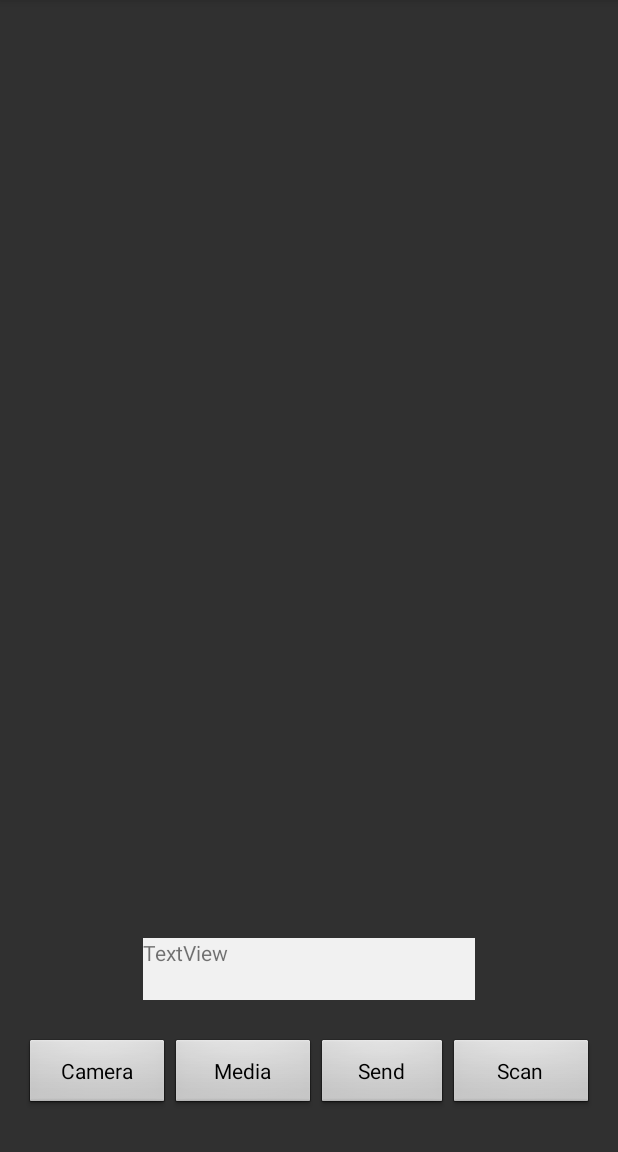
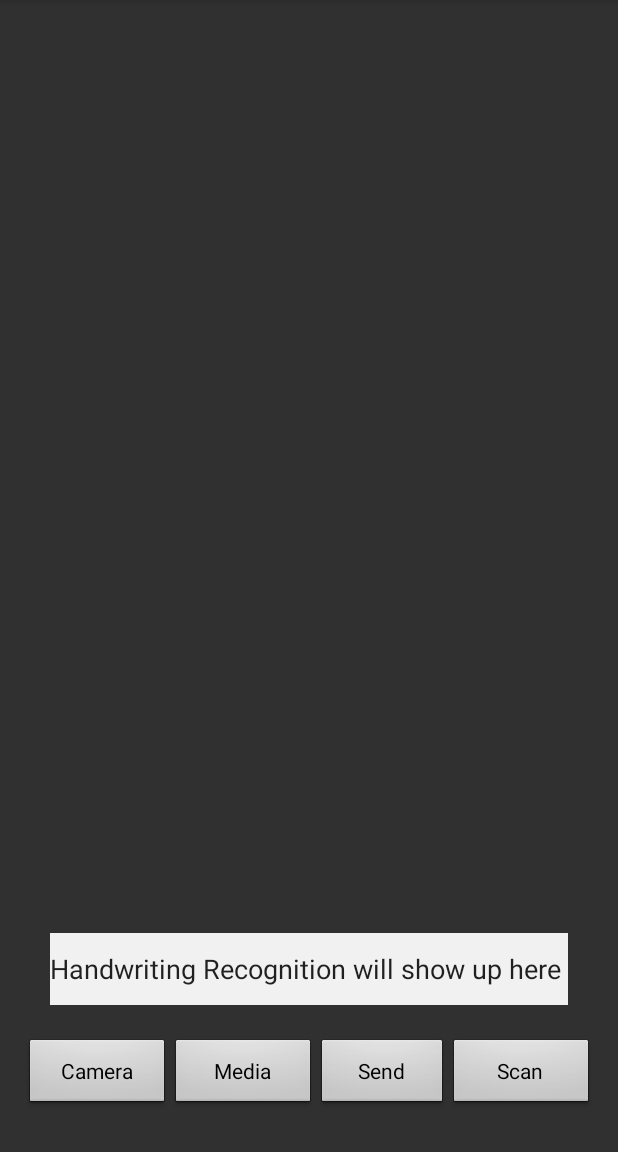
Before and after one commit to ViralNotPrasad/Supremus_HCR, an Android app: the screen it shows after launch (MainActivity), on a phone screen of 412 x 824 dp, the part 84-1236 px from its top. Run offline under Robolectric (Android 15) with nearby library versions, the phone set to English and light mode, and no system bars.

Commit message:
Added EV to Copy Transcription, Figure our Word Wrap later?

```diff
--- a/app/src/main/java/com/scanner/demo/MainActivity.java
+++ b/app/src/main/java/com/scanner/demo/MainActivity.java
@@ -19,6 +19,7 @@ import android.view.Menu;
 import android.view.MenuItem;
 import android.view.View;
 import android.widget.Button;
+import android.widget.EditText;
 import android.widget.ImageView;
 import android.widget.TextView;
 import android.widget.Toast;
@@ -87,7 +88,8 @@ public class MainActivity extends ActionBarActivity{
     public String filePath;
     public String file_extn;
     public String imageName;
-    TextView test;
+//    TextView test;
+    EditText test2;
     Service service;
 
     final String httpPath = "http://www.edumobile.org/android/";
@@ -267,9 +269,11 @@ public class MainActivity extends ActionBarActivity{
                     Log.i("JSON Exception",e.toString());
                     e.printStackTrace();
                 }
-                Toast.makeText(getApplicationContext(),result,Toast.LENGTH_LONG).show();
-                test = (TextView)findViewById(R.id.textView);
-                test.setText(result);
+                Toast.makeText(getApplicationContext(),result,Toast.LENGTH_SHORT).show();
+                test2=(EditText)findViewById(R.id.editText);
+                test2.setText(result);
+//                test = (TextView)findViewById(R.id.textView);
+//                test.setText(result);
                 Log.i("HO GYA", "Coming from onRespCall");
             }
 
--- a/app/src/main/res/layout/activity_main.xml
+++ b/app/src/main/res/layout/activity_main.xml
@@ -12,7 +12,7 @@
     <ImageView
         android:id="@+id/scannedImage"
         android:layout_width="match_parent"
-        android:layout_height="324dp"
+        android:layout_height="311dp"
         android:layout_alignParentTop="true"
         android:layout_centerHorizontal="true"
         android:layout_marginTop="15dp" />
@@ -67,15 +67,28 @@
 
     </LinearLayout>
 
-    <TextView
-        android:id="@+id/textView"
-        android:layout_width="221dp"
-        android:layout_height="41dp"
+    <!--<TextView-->
+        <!--android:id="@+id/textView"-->
+        <!--android:layout_width="71dp"-->
+        <!--android:layout_height="41dp"-->
+        <!--android:layout_alignParentBottom="true"-->
+        <!--android:layout_alignParentStart="true"-->
+        <!--android:layout_marginBottom="88dp"-->
+        <!--android:layout_marginStart="36dp"-->
+        <!--android:background="?attr/colorSwitchThumbNormal"-->
+        <!--android:text="TextView" />-->
+
+    <EditText
+        android:id="@+id/editText"
+        android:layout_width="345dp"
+        android:layout_height="48dp"
         android:layout_alignParentBottom="true"
         android:layout_centerHorizontal="true"
-        android:layout_marginBottom="85dp"
+        android:layout_marginBottom="82dp"
         android:background="?attr/colorSwitchThumbNormal"
-        android:text="TextView" />
+        android:ems="10"
+        android:inputType="textPersonName"
+        android:text="Handwriting Recognition will show up here" />
 
     <!--<Button-->
         <!--android:id="@+id/sendButton"-->
```
